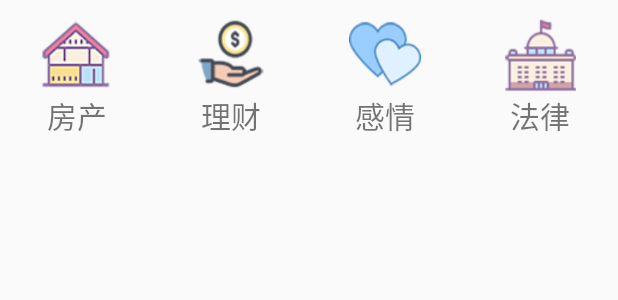
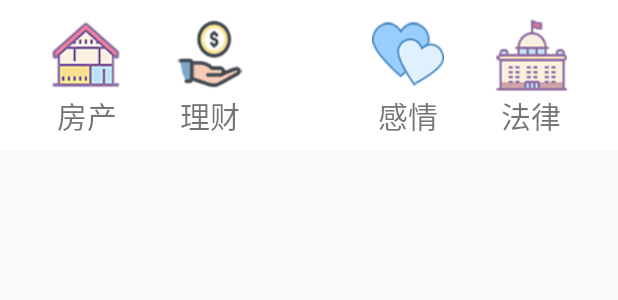
Before and after one commit to yzr0512/tingwoshuo, an Android app: the layout index_list_headview.xml on its own in the app's theme, with its tools: preview values and no code run, on a phone screen of 412 x 824 dp. Shown: the top 300 px of the screen. Run offline under Robolectric (Android 15) with nearby library versions, the phone set to English and light mode, and no system bars.

Commit message:
界面V2.0

```diff
--- a/app/src/main/res/drawable/shape.xml
+++ b/app/src/main/res/drawable/shape.xml
@@ -3,7 +3,7 @@
 <shape xmlns:android="http://schemas.android.com/apk/res/android"
     android:shape="rectangle">
     <!--设置背景色-->
-    <solid android:color="#00ff88" />
+    <solid android:color="#60efac" />
     <!--设置圆角-->
     <corners android:radius="10dip" />
     <!--<padding-->
--- a/app/src/main/res/layout/index_list_headview.xml
+++ b/app/src/main/res/layout/index_list_headview.xml
@@ -3,12 +3,17 @@
     android:layout_width="match_parent"
     android:layout_height="100dp"
     android:orientation="horizontal"
+    android:background="#ffffff"
     android:layout_gravity="center_horizontal">
 
-
+<RelativeLayout
+    android:layout_width="match_parent"
+    android:layout_height="match_parent">
     <LinearLayout
         android:layout_marginTop="10dp"
         android:layout_weight="1"
+        android:layout_marginLeft="34dp"
+        android:layout_alignParentLeft="true"
         android:layout_width="wrap_content"
         android:layout_height="wrap_content"
         android:orientation="vertical">
@@ -33,6 +38,8 @@
     <LinearLayout
         android:layout_marginTop="10dp"
         android:layout_weight="1"
+        android:layout_marginLeft="116dp"
+        android:layout_alignParentLeft="true"
         android:layout_width="wrap_content"
         android:layout_height="wrap_content"
         android:orientation="vertical">
@@ -57,6 +64,8 @@
     <LinearLayout
         android:layout_marginTop="10dp"
         android:layout_weight="1"
+        android:layout_alignParentRight="true"
+        android:layout_marginRight="116dp"
         android:layout_width="wrap_content"
         android:layout_height="wrap_content"
         android:orientation="vertical">
@@ -80,7 +89,9 @@
     </LinearLayout>
     <LinearLayout
         android:layout_marginTop="10dp"
+        android:layout_marginRight="34dp"
         android:layout_weight="1"
+        android:layout_alignParentRight="true"
         android:layout_width="wrap_content"
         android:layout_height="wrap_content"
         android:orientation="vertical">
@@ -103,4 +114,8 @@
             android:textSize="20sp" />
     </LinearLayout>
 
+
+</RelativeLayout>
+
+
 </LinearLayout>
```
Lines whose indentation alone changed are shown as unchanged.
